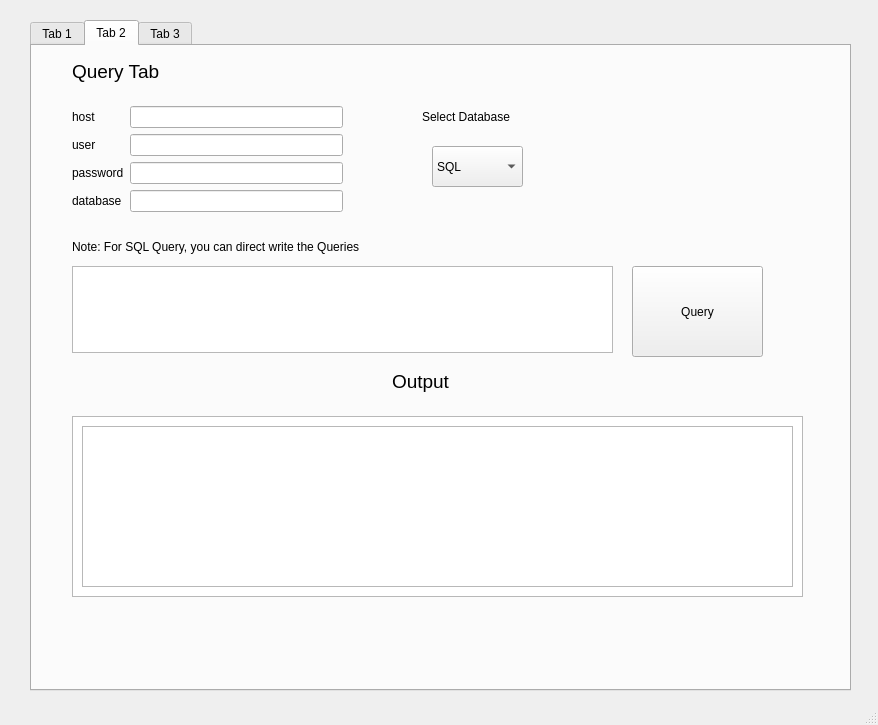
Qt form BRC Python/main.ui (siddh34/BRC-System) before a commit.
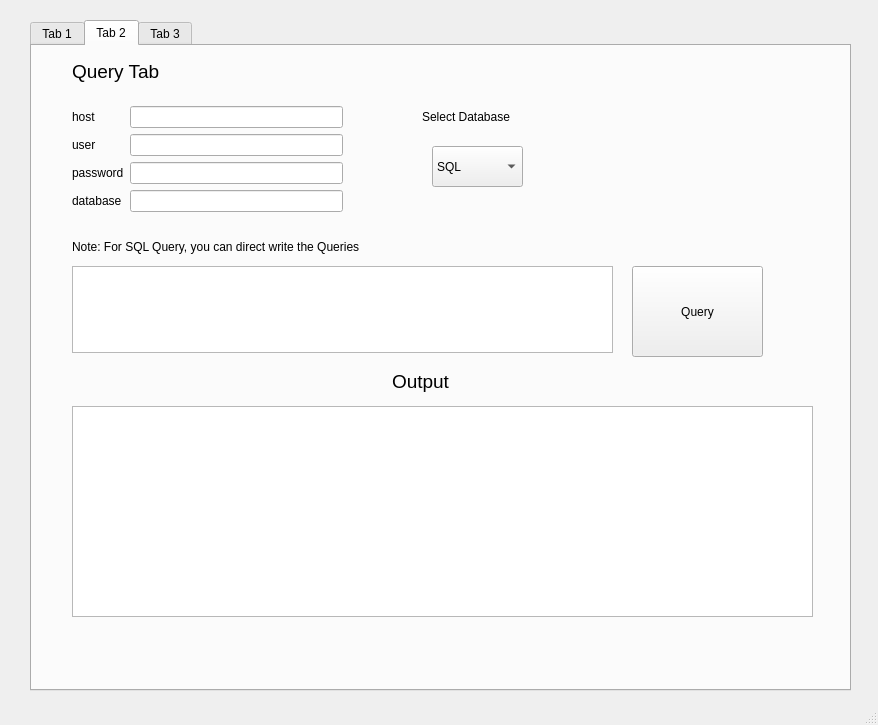
The same form after that commit. The open tabs and pages were chosen to show the change.

Commit message: Added Dynamic form

Patch:
```diff
--- a/BRC Python/main.ui
+++ b/BRC Python/main.ui
@@ -409,10 +409,10 @@
      <widget class="QPlainTextEdit" name="QueryOutput2">
       <property name="geometry">
        <rect>
-        <x>50</x>
-        <y>380</y>
-        <width>711</width>
-        <height>161</height>
+        <x>40</x>
+        <y>360</y>
+        <width>741</width>
+        <height>211</height>
        </rect>
       </property>
       <property name="plainText">
```
Left out of the diff: 4 changed lines with no effect on the pictures. The commit also changes 1 other file.
